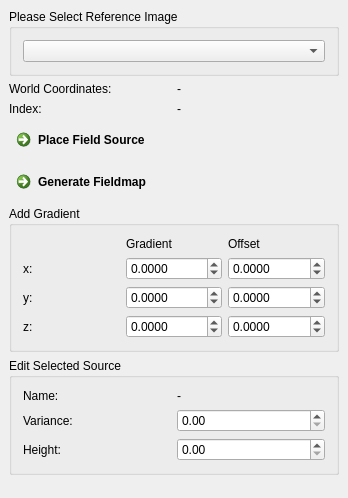
Qt form Plugins/org.mitk.gui.qt.diffusionimaging.fiberfox/src/internal/QmitkFieldmapGeneratorViewControls.ui (MITK/MITK) before a commit.
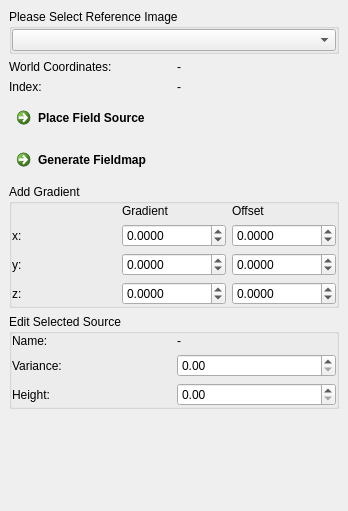
The same form after that commit. Custom widgets are drawn as their Qt base class.

Commit message: Refactor view layout

The edit to the form file:
```diff
--- a/Plugins/org.mitk.gui.qt.diffusionimaging.fiberfox/src/internal/QmitkFieldmapGeneratorViewControls.ui
+++ b/Plugins/org.mitk.gui.qt.diffusionimaging.fiberfox/src/internal/QmitkFieldmapGeneratorViewControls.ui
@@ -7,7 +7,7 @@
     <x>0</x>
     <y>0</y>
     <width>348</width>
-    <height>498</height>
+    <height>511</height>
    </rect>
   </property>
   <property name="minimumSize">
@@ -32,6 +32,18 @@
       <string>Please Select Reference Image</string>
      </property>
      <layout class="QGridLayout" name="gridLayout_3">
+      <property name="leftMargin">
+       <number>0</number>
+      </property>
+      <property name="topMargin">
+       <number>0</number>
+      </property>
+      <property name="rightMargin">
+       <number>0</number>
+      </property>
+      <property name="bottomMargin">
+       <number>0</number>
+      </property>
       <item row="0" column="0">
        <widget class="QmitkDataStorageComboBox" name="m_SelectedImageBox"/>
       </item>
@@ -101,6 +113,18 @@
       <string>Add Gradient</string>
      </property>
      <layout class="QGridLayout" name="gridLayout_4">
+      <property name="leftMargin">
+       <number>0</number>
+      </property>
+      <property name="topMargin">
+       <number>0</number>
+      </property>
+      <property name="rightMargin">
+       <number>0</number>
+      </property>
+      <property name="bottomMargin">
+       <number>0</number>
+      </property>
       <item row="0" column="1">
        <widget class="QLabel" name="label_10">
         <property name="text">
@@ -223,6 +247,18 @@
       <string>Edit Selected Source</string>
      </property>
      <layout class="QGridLayout" name="gridLayout_2">
+      <property name="leftMargin">
+       <number>0</number>
+      </property>
+      <property name="topMargin">
+       <number>0</number>
+      </property>
+      <property name="rightMargin">
+       <number>0</number>
+      </property>
+      <property name="bottomMargin">
+       <number>0</number>
+      </property>
       <item row="0" column="0">
        <widget class="QLabel" name="label_6">
         <property name="text">
```
Left out of the diff: 22 changed lines with no effect on the pictures. The commit also changes 12 other files.
